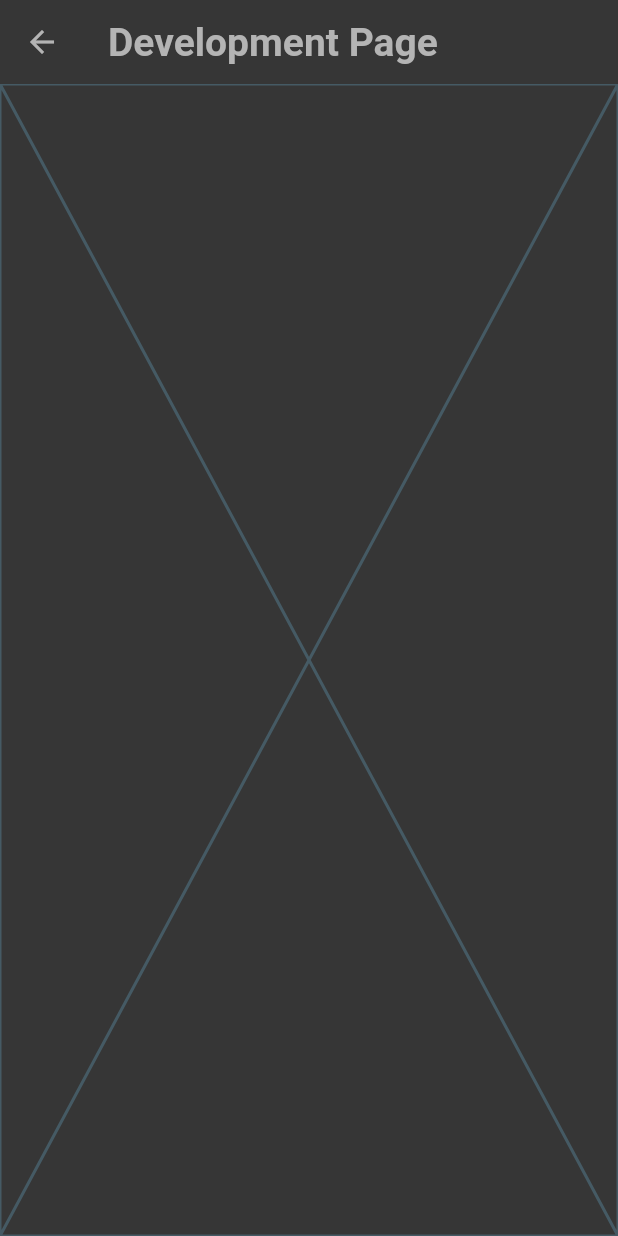
After one commit to brycebien/ASE-Capstone, a Flutter app: the DevelopmentPage screen opened by its route, on a phone screen of 412 x 824 dp. The commit adds this screen. Run offline on Flutter 3.47's test engine with Material 3 defaults, Android fonts, the phone set to English and light mode, and no system bars; our stand-ins replace cloud_firestore, dio, firebase_auth, firebase_core, flutter_dotenv, google_maps_flutter and 2 more; missing offline and left inert: flutter_polyline_points; accounts and stored records are empty; generated files the repository leaves out were written again.

Commit message:
made map development page module

```diff
--- a/ase_capstone/lib/main.dart
+++ b/ase_capstone/lib/main.dart
@@ -1,4 +1,5 @@
 import 'package:ase_capstone/pages/auth_page.dart';
+import 'package:ase_capstone/pages/development_page.dart';
 import 'package:ase_capstone/pages/forgot_password_page.dart';
 import 'package:ase_capstone/pages/map_page.dart';
 import 'package:ase_capstone/pages/schedule_page.dart';
@@ -55,6 +56,7 @@ class _MyAppState extends State<MyApp> {
             ),
         '/map': (context) => const MapPage(),
         '/schedule': (context) => SchedulePage(),
+        '/development-page': (context) => const DevelopmentPage(),
       },
     );
   }
--- /dev/null
+++ b/ase_capstone/lib/pages/development_page.dart
@@ -0,0 +1,20 @@
+import 'package:flutter/material.dart';
+
+class DevelopmentPage extends StatefulWidget {
+  const DevelopmentPage({super.key});
+
+  @override
+  State<DevelopmentPage> createState() => _DevelopmentPageState();
+}
+
+class _DevelopmentPageState extends State<DevelopmentPage> {
+  @override
+  Widget build(BuildContext context) {
+    return Scaffold(
+      appBar: AppBar(
+        title: const Text('Development Page'),
+      ),
+      body: Placeholder(),
+    );
+  }
+}
```
Also changed, not shown: ase_capstone/lib/components/settings_drawer.dart (+27 -1 lines), ase_capstone/lib/utils/firebase_operations.dart (+8 -0 lines).
